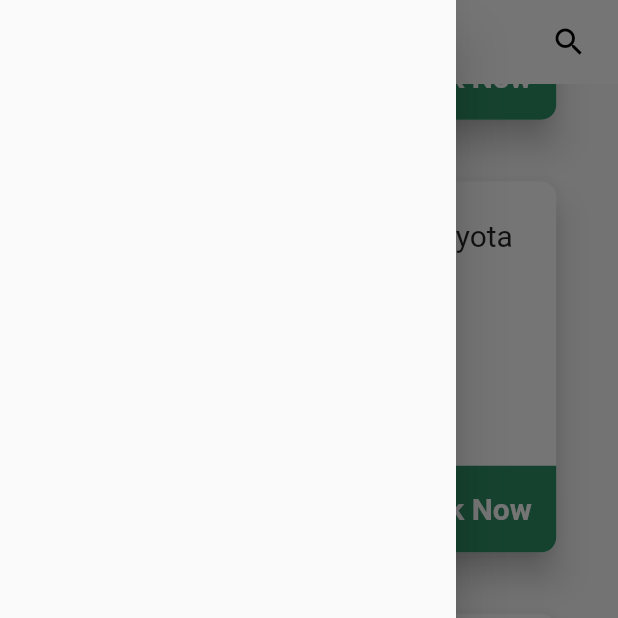
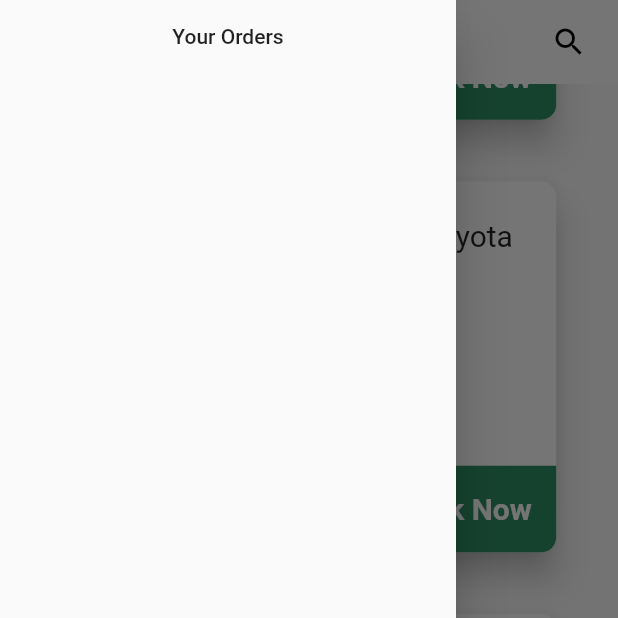
Before and after one commit to AasharWahla/car_rental, a Flutter app: the CarsList screen opened by its route, scrolled down 576 dp, after a tap on the "menu" icon, on a phone screen of 412 x 824 dp, the top half of it. Run offline on Flutter 3.47's test engine with Material 2 defaults, Android fonts, the phone set to English and light mode, and no system bars.

Commit message:
able to save order.

```diff
--- a/lib/carData.dart
+++ b/lib/carData.dart
@@ -6,7 +6,7 @@ List<Car> carsList = [
     carName: 'Altis Grande',
     carType: carTypes.sedan,
     carEngine: "1800 CC",
-    carRate: "PKR 3000",
+    carRate: 3000,
     carImage:
         "assets/images/grande.png",
     carMake: 'Toyota',
@@ -16,7 +16,7 @@ List<Car> carsList = [
     carName: 'Camry',
     carType: carTypes.sedan,
     carEngine: "1800 CC",
-    carRate: "PKR 4000",
+    carRate: 4000,
     carImage:
         "assets/images/camry.png",
     carMake: 'Toyota',
@@ -26,7 +26,7 @@ List<Car> carsList = [
     carName: 'Fortuner',
     carType: carTypes.suv,
     carEngine: "2700 CC",
-    carRate: "PKR 6000",
+    carRate: 6000,
     carImage:
         "assets/images/fortuner.png",
     carMake: 'Toyota',
@@ -36,7 +36,7 @@ List<Car> carsList = [
     carName: 'Yaris',
     carType: carTypes.sedan,
     carEngine: "1500 CC",
-    carRate: "PKR 2500",
+    carRate: 2500,
     carImage:
     "assets/images/yaris.png",
     carMake: 'Toyota',
@@ -46,7 +46,7 @@ List<Car> carsList = [
     carName: 'Land Cruiser',
     carType: carTypes.suv,
     carEngine: "3500 CC",
-    carRate: "PKR 9000",
+    carRate: 9000,
     carImage:
         "assets/images/landcruiser.png",
     carMake: 'Toyota',
@@ -56,7 +56,7 @@ List<Car> carsList = [
     carName: 'Prius',
     carType: carTypes.hatchback,
     carEngine: "1500 CC",
-    carRate: "PKR 3000",
+    carRate: 3000,
     carImage:
         "assets/images/prius.png",
     carMake: 'Toyota',
@@ -66,7 +66,7 @@ List<Car> carsList = [
     carName: 'Revo',
     carType: carTypes.truck,
     carEngine: "2200 CC",
-    carRate: "PKR 5000",
+    carRate: 5000,
     carImage:
         "assets/images/revo.png",
     carMake: 'Toyota',
@@ -76,7 +76,7 @@ List<Car> carsList = [
     carName: 'Rush',
     carType: carTypes.hatchback,
     carEngine: "1500 CC",
-    carRate: "PKR 2500",
+    carRate: 2500,
     carImage:
         "assets/images/rush.png",
     carMake: 'Toyota',
--- a/lib/models/Car.dart
+++ b/lib/models/Car.dart
@@ -7,7 +7,7 @@ class Car {
   final String carName;
   final carTypes carType;
   final String carEngine;
-  final String carRate;
+  final int carRate;
   final String carImage;
   final String carMake;
   Car({
--- /dev/null
+++ b/lib/providers/orders.dart
@@ -0,0 +1,33 @@
+import 'package:flutter/material.dart';
+
+import '../models/Car.dart';
+
+class Order {
+  String carName;
+  int duration;
+  double total;
+  double advance;
+  String status = 'pending';
+  Order({@required this.carName, @required this.duration, @required this.total, @required this.advance});
+}
+
+class Orders with ChangeNotifier{
+  List<Order> orders = [];
+
+  List<Order> get ordersList {
+    if(orders.isEmpty){
+      return null;
+    } else {
+      return [...orders];
+    }
+  }
+
+
+  int ordersLength () {
+    return orders.length;
+  }
+
+  void addOrder ({String carName, int carDuration, double carAmount, double carAdvance }) {
+    orders.add(Order(carName: carName, duration: carDuration, total: carAmount, advance: carAdvance));
+  }
+}
--- a/lib/screens/carDisplay_screen.dart
+++ b/lib/screens/carDisplay_screen.dart
@@ -211,7 +211,7 @@ class _CarDisplayState extends State<CarDisplay> {
                             mainAxisAlignment: MainAxisAlignment.center,
                             children: <Widget>[
                               Text(
-                                car.carRate,
+                                "PKR ${car.carRate}",
                                 style: TextStyle(
                                     fontSize: 20,
                                     fontWeight: FontWeight.bold,
--- a/lib/screens/cars_list_screen.dart
+++ b/lib/screens/cars_list_screen.dart
@@ -1,6 +1,7 @@
-import 'package:carrental/screens/carDisplay_screen.dart';
 import 'package:flutter/cupertino.dart';
 import 'package:flutter/material.dart';
+import './carDisplay_screen.dart';
+import './orders_screen.dart';
 import '../carData.dart';
 import '../models/Car.dart';
 
@@ -14,7 +15,15 @@ class _CarsListState extends State<CarsList> {
   @override
   Widget build(BuildContext context) {
     return Scaffold(
-      drawer: Drawer(),
+      drawer: Drawer(
+        child: Column(
+          children: <Widget>[
+            FlatButton(onPressed: (){
+              Navigator.of(context).pushNamed(OrdersScreen.routeName);
+            }, child: Text('Your Orders'))
+          ],
+        ),
+      ),
       appBar: AppBar(
         leading: Builder(
           builder: (BuildContext context) {
@@ -125,7 +134,7 @@ class CarDisplayTile extends StatelessWidget {
                             textBaseline: TextBaseline.alphabetic,
                             children: <Widget>[
                               Text(
-                                car.carRate,
+                                "PKR ${car.carRate}",
                                 style: TextStyle(
                                     fontWeight: FontWeight.bold, fontSize: 20),
                               ),
--- /dev/null
+++ b/lib/screens/orders_screen.dart
@@ -0,0 +1,27 @@
+import 'package:flutter/material.dart';
+import 'package:provider/provider.dart';
+import '../providers/orders.dart';
+
+class OrdersScreen extends StatefulWidget {
+  static const routeName = '/OrdersScreen';
+
+
+  @override
+  _OrdersScreenState createState() => _OrdersScreenState();
+}
+
+class _OrdersScreenState extends State<OrdersScreen> {
+  @override
+  Widget build(BuildContext context) {
+    final orderData = Provider.of<Orders>(context);
+    List<Order> ordersList = orderData.orders;
+    return Scaffold(
+      appBar: AppBar(
+        title: Text('Orders Screen.'),
+      ),
+      body: ordersList.length == 0 ?
+      Container(child: Text('No Orders Currently.')) :
+      Container(child: Text('Order Found')),
+    );
+  }
+}
--- a/pubspec.yaml
+++ b/pubspec.yaml
@@ -23,6 +23,8 @@ dependencies:
   # The following adds the Cupertino Icons font to your application.
   # Use with the CupertinoIcons class for iOS style icons.
   cupertino_icons: ^0.1.2
+  provider: ^4.0.5
+
 
 dev_dependencies:
   flutter_test:
```
Also changed, not shown: lib/main.dart (+9 -2 lines), lib/widgets/booknow.dart (+42 -15 lines), pubspec.lock.
